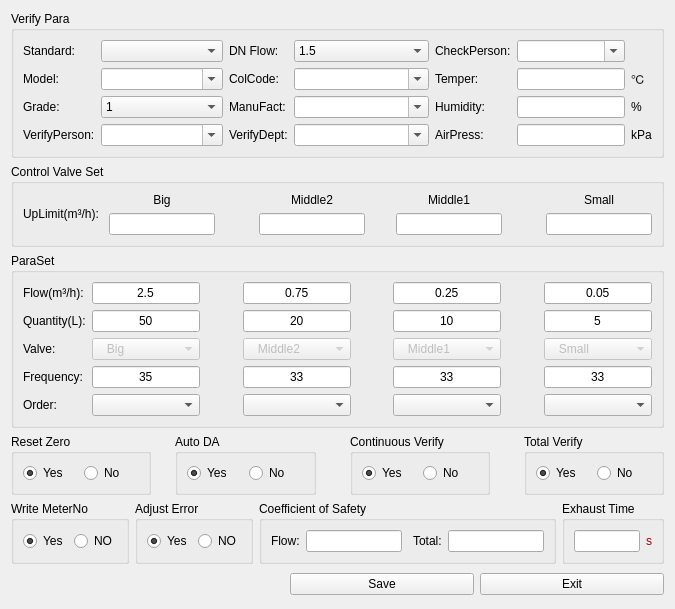
Old version of the form source/systemset/systemsetdlg/ui/parasetdlg.ui in the repository flimmy78/qtverify.
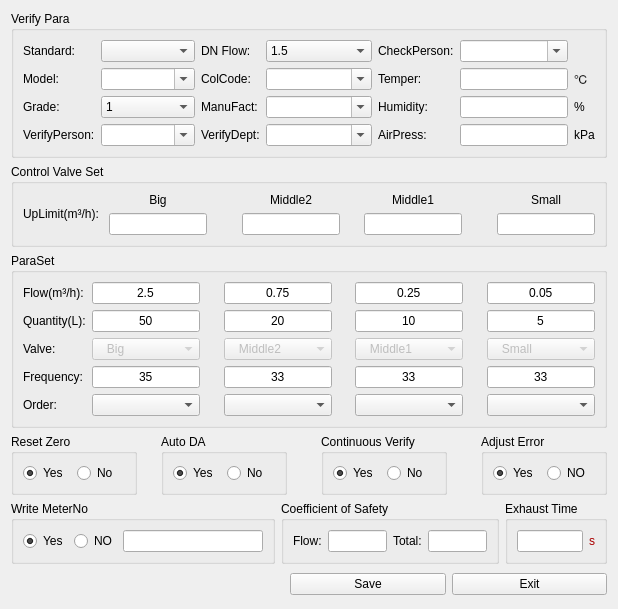
New version of the form. Icons and pictures are not drawn.

Commit message: 系统设置-参数设置修改ui，去掉总量检定选项，增加写表号栏

```diff
--- a/source/systemset/systemsetdlg/ui/parasetdlg.ui
+++ b/source/systemset/systemsetdlg/ui/parasetdlg.ui
@@ -9,14 +9,14 @@
    <rect>
     <x>0</x>
     <y>0</y>
-    <width>675</width>
+    <width>618</width>
     <height>554</height>
    </rect>
   </property>
   <property name="windowTitle">
    <string>ParaSet</string>
   </property>
-  <layout class="QGridLayout" name="gridLayout_24">
+  <layout class="QGridLayout" name="gridLayout_23">
    <item row="0" column="0">
     <widget class="QGroupBox" name="gBox_Head">
      <property name="title">
@@ -1331,7 +1331,7 @@
     </widget>
    </item>
    <item row="3" column="0">
-    <layout class="QGridLayout" name="gridLayout_23">
+    <layout class="QGridLayout" name="gridLayout_21">
      <item row="0" column="0">
       <widget class="QGroupBox" name="groupBox_7">
        <property name="title">
@@ -1459,13 +1459,13 @@
       </spacer>
      </item>
      <item row="0" column="6">
-      <widget class="QGroupBox" name="groupBox_8">
+      <widget class="QGroupBox" name="groupBox_5">
        <property name="title">
-        <string>Total Verify</string>
+        <string>Adjust Error</string>
        </property>
-       <layout class="QGridLayout" name="gridLayout_21">
+       <layout class="QGridLayout" name="gridLayout_18">
         <item row="0" column="0">
-         <widget class="QRadioButton" name="tBtn_TotalVerify_True">
+         <widget class="QRadioButton" name="tBtn_adjustError_true">
           <property name="text">
            <string>Yes</string>
           </property>
@@ -1475,9 +1475,9 @@
          </widget>
         </item>
         <item row="0" column="1">
-         <widget class="QRadioButton" name="tBtn_TotalVerify_False">
+         <widget class="QRadioButton" name="tBtn_adjustError_false">
           <property name="text">
-           <string>No</string>
+           <string>NO</string>
           </property>
          </widget>
         </item>
@@ -1511,52 +1511,20 @@
           </property>
          </widget>
         </item>
+        <item row="0" column="2">
+         <widget class="QLineEdit" name="lineEdit">
+          <property name="minimumSize">
+           <size>
+            <width>140</width>
+            <height>0</height>
+           </size>
+          </property>
+         </widget>
+        </item>
        </layout>
       </widget>
      </item>
      <item row="0" column="1">
-      <spacer name="horizontalSpacer_22">
-       <property name="orientation">
-        <enum>Qt::Horizontal</enum>
-       </property>
-       <property name="sizeType">
-        <enum>QSizePolicy::Preferred</enum>
-       </property>
-       <property name="sizeHint" stdset="0">
-        <size>
-         <width>13</width>
-         <height>20</height>
-        </size>
-       </property>
-      </spacer>
-     </item>
-     <item row="0" column="2">
-      <widget class="QGroupBox" name="groupBox_5">
-       <property name="title">
-        <string>Adjust Error</string>
-       </property>
-       <layout class="QGridLayout" name="gridLayout_18">
-        <item row="0" column="0">
-         <widget class="QRadioButton" name="tBtn_adjustError_true">
-          <property name="text">
-           <string>Yes</string>
-          </property>
-          <property name="checked">
-           <bool>true</bool>
-          </property>
-         </widget>
-        </item>
-        <item row="0" column="1">
-         <widget class="QRadioButton" name="tBtn_adjustError_false">
-          <property name="text">
-           <string>NO</string>
-          </property>
-         </widget>
-        </item>
-       </layout>
-      </widget>
-     </item>
-     <item row="0" column="3">
       <spacer name="horizontalSpacer_18">
        <property name="orientation">
         <enum>Qt::Horizontal</enum>
@@ -1566,101 +1534,13 @@
        </property>
        <property name="sizeHint" stdset="0">
         <size>
-         <width>17</width>
-         <height>20</height>
-        </size>
-       </property>
-      </spacer>
-     </item>
-     <item row="0" column="5">
-      <spacer name="horizontalSpacer_19">
-       <property name="orientation">
-        <enum>Qt::Horizontal</enum>
-       </property>
-       <property name="sizeType">
-        <enum>QSizePolicy::Preferred</enum>
-       </property>
-       <property name="sizeHint" stdset="0">
-        <size>
          <width>13</width>
          <height>20</height>
         </size>
        </property>
       </spacer>
      </item>
-     <item row="0" column="6">
-      <widget class="QGroupBox" name="groupBox">
-       <property name="title">
-        <string>Exhaust Time</string>
-       </property>
-       <layout class="QGridLayout" name="gridLayout">
-        <item row="0" column="0">
-         <widget class="QLineEdit" name="lineEdit_exTime">
-          <property name="minimumSize">
-           <size>
-            <width>20</width>
-            <height>0</height>
-           </size>
-          </property>
-          <property name="maximumSize">
-           <size>
-            <width>100</width>
-            <height>16777215</height>
-           </size>
-          </property>
-          <property name="alignment">
-           <set>Qt::AlignCenter</set>
-          </property>
-         </widget>
-        </item>
-        <item row="0" column="1">
-         <widget class="QLabel" name="label_19">
-          <property name="palette">
-           <palette>
-            <active>
-             <colorrole role="WindowText">
-              <brush brushstyle="SolidPattern">
-               <color alpha="255">
-                <red>170</red>
-                <green>0</green>
-                <blue>0</blue>
-               </color>
-              </brush>
-             </colorrole>
-            </active>
-            <inactive>
-             <colorrole role="WindowText">
-              <brush brushstyle="SolidPattern">
-               <color alpha="255">
-                <red>170</red>
-                <green>0</green>
-                <blue>0</blue>
-               </color>
-              </brush>
-             </colorrole>
-            </inactive>
-            <disabled>
-             <colorrole role="WindowText">
-              <brush brushstyle="SolidPattern">
-               <color alpha="255">
-                <red>120</red>
-                <green>120</green>
-                <blue>120</blue>
-               </color>
-              </brush>
-             </colorrole>
-            </disabled>
-           </palette>
-          </property>
-          <property name="text">
-           <string>s</string>
-          </property>
-         </widget>
-        </item>
-       </layout>
-      </widget>
-     </item>
-     <item row="0" column="4">
+     <item row="0" column="2">
       <widget class="QGroupBox" name="groupBox_4">
        <property name="sizePolicy">
         <sizepolicy hsizetype="Preferred" vsizetype="Fixed">
@@ -1728,6 +1608,94 @@
        </layout>
       </widget>
      </item>
+     <item row="0" column="3">
+      <spacer name="horizontalSpacer_19">
+       <property name="orientation">
+        <enum>Qt::Horizontal</enum>
+       </property>
+       <property name="sizeType">
+        <enum>QSizePolicy::Preferred</enum>
+       </property>
+       <property name="sizeHint" stdset="0">
+        <size>
+         <width>13</width>
+         <height>20</height>
+        </size>
+       </property>
+      </spacer>
+     </item>
+     <item row="0" column="4">
+      <widget class="QGroupBox" name="groupBox">
+       <property name="title">
+        <string>Exhaust Time</string>
+       </property>
+       <layout class="QGridLayout" name="gridLayout">
+        <item row="0" column="0">
+         <widget class="QLineEdit" name="lineEdit_exTime">
+          <property name="minimumSize">
+           <size>
+            <width>20</width>
+            <height>0</height>
+           </size>
+          </property>
+          <property name="maximumSize">
+           <size>
+            <width>100</width>
+            <height>16777215</height>
+           </size>
+          </property>
+          <property name="alignment">
+           <set>Qt::AlignCenter</set>
+          </property>
+         </widget>
+        </item>
+        <item row="0" column="1">
+         <widget class="QLabel" name="label_19">
+          <property name="palette">
+           <palette>
+            <active>
+             <colorrole role="WindowText">
+              <brush brushstyle="SolidPattern">
+               <color alpha="255">
+                <red>170</red>
+                <green>0</green>
+                <blue>0</blue>
+               </color>
+              </brush>
+             </colorrole>
+            </active>
+            <inactive>
+             <colorrole role="WindowText">
+              <brush brushstyle="SolidPattern">
+               <color alpha="255">
+                <red>170</red>
+                <green>0</green>
+                <blue>0</blue>
+               </color>
+              </brush>
+             </colorrole>
+            </inactive>
+            <disabled>
+             <colorrole role="WindowText">
+              <brush brushstyle="SolidPattern">
+               <color alpha="255">
+                <red>120</red>
+                <green>120</green>
+                <blue>120</blue>
+               </color>
+              </brush>
+             </colorrole>
+            </disabled>
+           </palette>
+          </property>
+          <property name="text">
+           <string>s</string>
+          </property>
+         </widget>
+        </item>
+       </layout>
+      </widget>
+     </item>
     </layout>
    </item>
    <item row="5" column="0">
```
